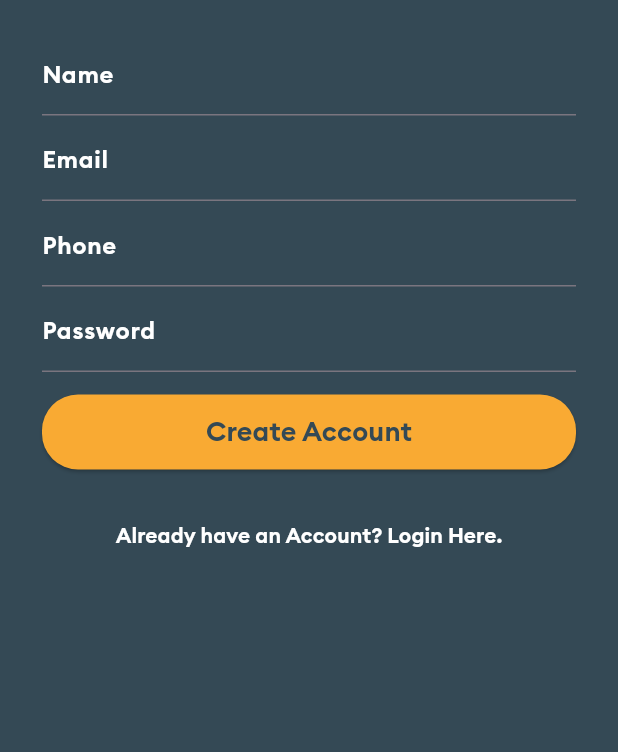
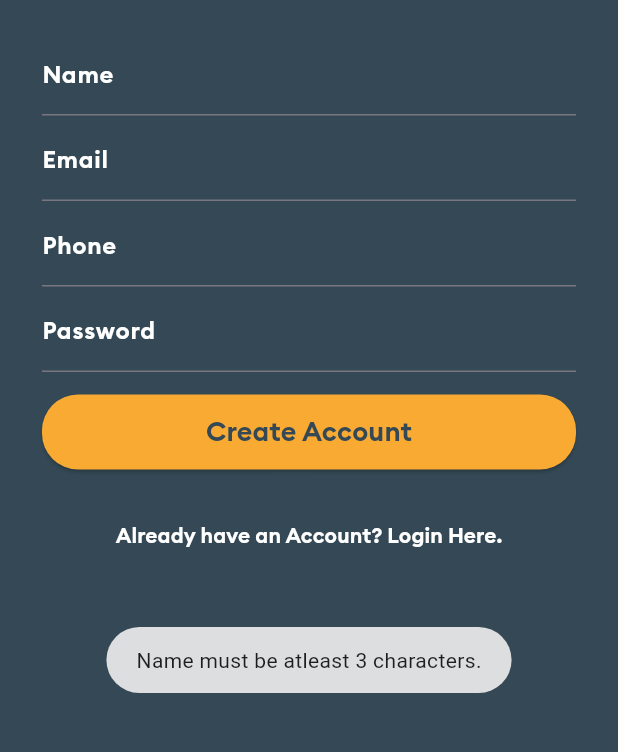
Before and after one commit to Mary-yumm/gomatch, a Flutter app: the screen it shows after launch, after a tap on "Do not have an Account? Register Here.", after a tap on "Create Account", on a phone screen of 412 x 824 dp, the part 447-1199 px from its top. Run offline on Flutter 3.47's test engine with Material 3 defaults, Android fonts, the phone set to English and light mode, and no system bars; our stand-ins replace firebase_auth, firebase_core, firebase_database, fluttertoast; accounts and stored records are empty.

Commit message:
Add firebase signup

```diff
--- a/lib/main.dart
+++ b/lib/main.dart
@@ -1,11 +1,18 @@
+import 'package:firebase_database/firebase_database.dart';
 import 'package:flutter/material.dart';
 import 'package:gomatch/screens/home_screen.dart';
 import 'package:gomatch/screens/login_screen.dart';
 import 'package:gomatch/screens/signup_screen.dart';
+import 'package:firebase_core/firebase_core.dart'; // Import Firebase Core
 
-void main() {
+
+void main() async {
+  WidgetsFlutterBinding.ensureInitialized();
+  await Firebase.initializeApp();
   runApp(const MyApp());
 }
+
+DatabaseReference usersRef = FirebaseDatabase.instance.ref().child("users");
 
 class MyApp extends StatelessWidget {
   const MyApp({super.key});
--- a/lib/screens/login_screen.dart
+++ b/lib/screens/login_screen.dart
@@ -106,7 +106,7 @@
                     context,
                     MaterialPageRoute(
                         builder: (context) =>
-                            const SignupScreen()), // Create a route to SignupScreen
+                            SignupScreen()), // Create a route to SignupScreen
                     (Route<dynamic> route) =>
                         false, // Remove all previous routes
                   );
--- a/lib/screens/signup_screen.dart
+++ b/lib/screens/signup_screen.dart
@@ -1,10 +1,19 @@
+import 'package:firebase_auth/firebase_auth.dart';
 import 'package:flutter/material.dart';
+import 'package:fluttertoast/fluttertoast.dart';
+import 'package:gomatch/main.dart';
+import 'package:gomatch/screens/home_screen.dart';
 import 'package:gomatch/screens/login_screen.dart';
 import 'package:gomatch/utils/colors.dart';
 
+// ignore: must_be_immutable
 class SignupScreen extends StatelessWidget {
-  const SignupScreen({super.key});
+  SignupScreen({super.key});
   static const String idScreen = "SignUp";
+  TextEditingController nameTextEditingController = TextEditingController();
+  TextEditingController emailTextEditingController = TextEditingController();
+  TextEditingController phoneTextEditingController = TextEditingController();
+  TextEditingController passwordTextEditingController = TextEditingController();
 
   @override
   Widget build(BuildContext context) {
@@ -29,9 +38,10 @@
                     const SizedBox(
                       height: 1.0,
                     ),
-                    const TextField(
+                    TextField(
+                      controller: nameTextEditingController,
                       keyboardType: TextInputType.text,
-                      decoration: InputDecoration(
+                      decoration: const InputDecoration(
                         labelText: "Name",
                         labelStyle: TextStyle(
                           fontSize: 16.0,
@@ -42,7 +52,7 @@
                           fontSize: 10.0,
                         ),
                       ),
-                      style: TextStyle(
+                      style: const TextStyle(
                         fontSize: 16.0,
                         color: Colors.white, //Typed text color
                       ),
@@ -51,9 +61,10 @@
                     const SizedBox(
                       height: 1.0,
                     ),
-                    const TextField(
+                    TextField(
+                      controller: emailTextEditingController,
                       keyboardType: TextInputType.emailAddress,
-                      decoration: InputDecoration(
+                      decoration: const InputDecoration(
                         labelText: "Email",
                         labelStyle: TextStyle(
                           fontSize: 16.0,
@@ -64,7 +75,7 @@
                           fontSize: 10.0,
                         ),
                       ),
-                      style: TextStyle(
+                      style: const TextStyle(
                         fontSize: 16.0,
                         color: Colors.white, //Typed text color
                       ),
@@ -73,9 +84,10 @@
                     const SizedBox(
                       height: 1.0,
                     ),
-                    const TextField(
+                    TextField(
+                      controller: phoneTextEditingController,
                       keyboardType: TextInputType.phone,
-                      decoration: InputDecoration(
+                      decoration: const InputDecoration(
                         labelText: "Phone",
                         labelStyle: TextStyle(
                           fontSize: 16.0,
@@ -86,7 +98,7 @@
                           fontSize: 10.0,
                         ),
                       ),
-                      style: TextStyle(
+                      style: const TextStyle(
                         fontSize: 16.0,
                         color: Colors.white, //Typed text color
                       ),
@@ -95,9 +107,10 @@
                     const SizedBox(
                       height: 1.0,
                     ),
-                    const TextField(
+                    TextField(
+                      controller: passwordTextEditingController,
                       obscureText: true,
-                      decoration: InputDecoration(
+                      decoration: const InputDecoration(
                         labelText: "Password",
                         labelStyle: TextStyle(
                           fontSize: 16.0,
@@ -108,7 +121,7 @@
                           fontSize: 10.0,
                         ),
                       ),
-                      style: TextStyle(
+                      style: const TextStyle(
                         fontSize: 16.0,
                         color: Colors.white, //Typed text color
                       ),
@@ -138,14 +151,31 @@
                         ),
                       ),
                       onPressed: () {
+                        if (nameTextEditingController.text.length < 3) {
+                          displayToastMessage(
+                              "Name must be atleast 3 characters.", context);
+                        } else if (!emailTextEditingController.text
+                            .contains("@")) {
+                          displayToastMessage(
+                              "Email address is not valid", context);
+                        } else if (phoneTextEditingController.text.isEmpty) {
+                          displayToastMessage(
+                              "Phone Number is mandatory", context);
+                        } else if (passwordTextEditingController.text.length <
+                            6) {
+                          displayToastMessage(
+                              "Password must be atleast 6 characters.",
+                              context);
+                        } else {
+                          registerNewUser(context);
+                        }
+
                         //print("Login button clicked");
                       },
                     ),
                   ],
                 ),
               ),
-
-
               TextButton(
                 onPressed: () {
                   Navigator.pushAndRemoveUntil(
@@ -170,4 +200,53 @@
       ),
     );
   }
+
+  final FirebaseAuth _firebaseAuth = FirebaseAuth.instance;
+
+  Future<void> registerNewUser(BuildContext context) async {
+    try {
+      // Create a new user
+      UserCredential userCredential =
+          await _firebaseAuth.createUserWithEmailAndPassword(
+        email: emailTextEditingController.text,
+        password: passwordTextEditingController.text,
+      );
+
+      User? firebaseUser =
+          userCredential.user; // Get the user from UserCredential
+
+      if (firebaseUser != null) {
+        // User successfully registered
+        // You can navigate to the next screen or show a success message here
+        Map userDataMap = {
+          "name": nameTextEditingController.text.trim(),
+          "email": emailTextEditingController.text.trim(),
+          "phone": phoneTextEditingController.text.trim(),
+        };
+        usersRef.child(firebaseUser.uid).set(userDataMap);
+        displayToastMessage(
+            "Congratulations, your account has been created", context);
+        Navigator.pushAndRemoveUntil(
+          context,
+          MaterialPageRoute(
+              builder: (context) =>
+                  HomeScreen()), // Create a route to HomeScreen
+          (route) => false,
+        );
+      } else {
+        // User registration failed
+        // Show an error message here
+        displayToastMessage("New user account has not been created.", context);
+      }
+    } catch (e) {
+      // Handle errors (e.g., invalid email, weak password, etc.)
+      //print("Error: $e");
+      // Show an error message to the user
+      displayToastMessage("Error: " + e.toString(), context);
+    }
+  }
+
+  displayToastMessage(String message, BuildContext context) {
+    Fluttertoast.showToast(msg: message);
+  }
 }
--- a/pubspec.yaml
+++ b/pubspec.yaml
@@ -14,6 +14,8 @@
   firebase_core: ^3.6.0
   firebase_auth: ^5.3.1
   firebase_database: ^11.1.4
+  fluttertoast: ^8.2.8
+
 
 dev_dependencies:
   flutter_test:
```
Also changed, not shown: pubspec.lock.
